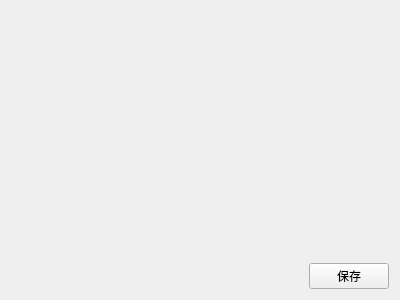
HBACC0005240/MLAssist, file MLAssist/GameLuaScriptInputValWgt.ui: the form before one commit.
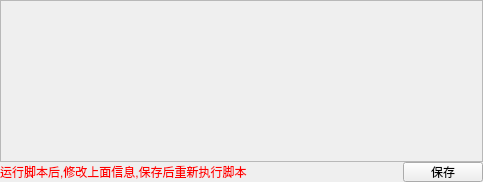
The form after the commit.

Commit message: 1、退出还会自动登录问题修改 2、脚本变量保存

```diff
--- a/MLAssist/GameLuaScriptInputValWgt.ui
+++ b/MLAssist/GameLuaScriptInputValWgt.ui
@@ -6,26 +6,58 @@
    <rect>
     <x>0</x>
     <y>0</y>
-    <width>400</width>
-    <height>300</height>
+    <width>483</width>
+    <height>182</height>
    </rect>
   </property>
   <property name="windowTitle">
    <string>GameLuaScriptInputValWgt</string>
   </property>
   <layout class="QVBoxLayout" name="verticalLayout">
+   <property name="spacing">
+    <number>0</number>
+   </property>
+   <property name="leftMargin">
+    <number>0</number>
+   </property>
+   <property name="topMargin">
+    <number>0</number>
+   </property>
+   <property name="rightMargin">
+    <number>0</number>
+   </property>
+   <property name="bottomMargin">
+    <number>0</number>
+   </property>
    <item>
-    <widget class="QWidget" name="widget" native="true">
-     <property name="sizePolicy">
-      <sizepolicy hsizetype="Expanding" vsizetype="Expanding">
-       <horstretch>0</horstretch>
-       <verstretch>0</verstretch>
-      </sizepolicy>
+    <widget class="QScrollArea" name="scrollArea">
+     <property name="widgetResizable">
+      <bool>true</bool>
      </property>
+     <widget class="QWidget" name="scrollAreaWidgetContents">
+      <property name="geometry">
+       <rect>
+        <x>0</x>
+        <y>0</y>
+        <width>481</width>
+        <height>158</height>
+       </rect>
+      </property>
+     </widget>
     </widget>
    </item>
    <item>
     <layout class="QHBoxLayout" name="horizontalLayout">
+     <item>
+      <widget class="QLabel" name="label">
+       <property name="styleSheet">
+        <string notr="true">color: rgb(255, 0, 0);</string>
+       </property>
+       <property name="text">
+        <string>运行脚本后,修改上面信息,保存后重新执行脚本</string>
+       </property>
+      </widget>
+     </item>
      <item>
       <spacer name="horizontalSpacer">
        <property name="orientation">
@@ -41,6 +73,12 @@
      </item>
      <item>
       <widget class="QPushButton" name="pushButton_save">
+       <property name="maximumSize">
+        <size>
+         <width>16777215</width>
+         <height>20</height>
+        </size>
+       </property>
        <property name="text">
         <string>保存</string>
        </property>
```
The commit also changes 8 other files.
